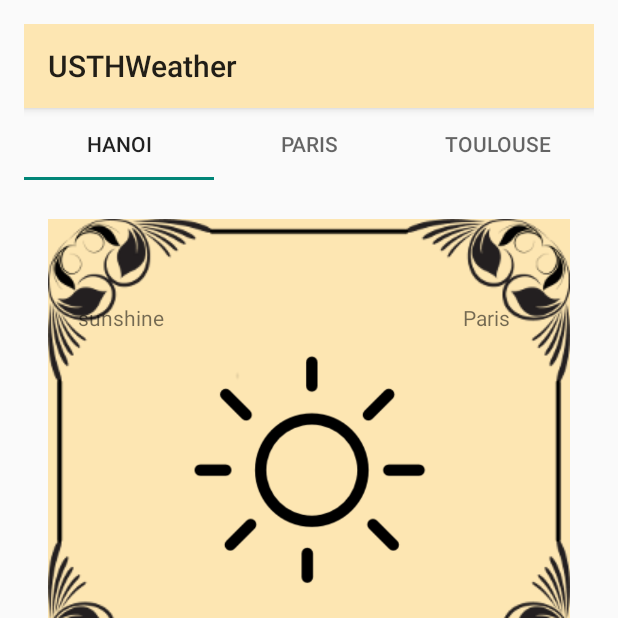
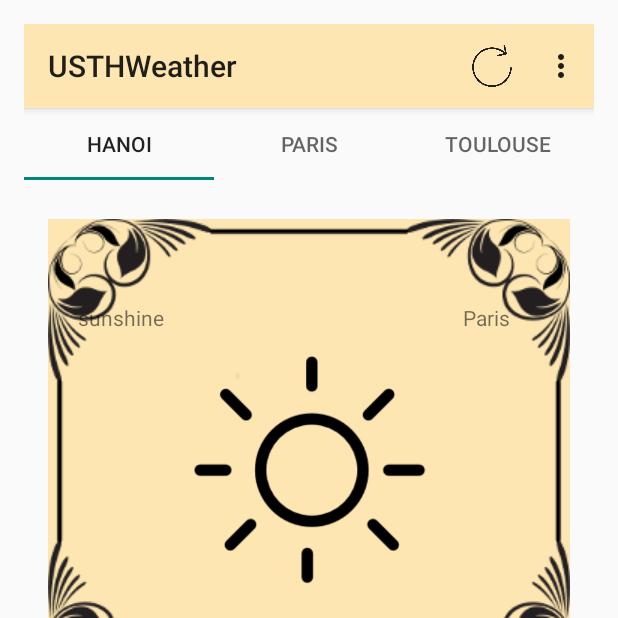
Before and after one commit to LezardValeth97/USTHWeather, an Android app: the screen it shows after launch (WeatherActivity), on a phone screen of 412 x 824 dp, the top half of it. Run offline under Robolectric (Android 15) with nearby library versions, the phone set to English and light mode, and no system bars.

Commit message:
fixing lots of bugs!!!

```diff
--- a/app/src/main/AndroidManifest.xml
+++ b/app/src/main/AndroidManifest.xml
@@ -3,7 +3,8 @@
     xmlns:tools="http://schemas.android.com/tools">
 
     <uses-permission android:name="android.permission.INTERNET" />
-    <uses-permission android:name="android.permission.READ_EXTERNAL_STORAGE" />
+    <uses-permission android:name="android.permission.READ_EXTERNAL_STORAGE"
+        android:maxSdkVersion="32" />
 
     <application
         android:allowBackup="true"
--- a/app/src/main/res/layout/fragment_weather.xml
+++ b/app/src/main/res/layout/fragment_weather.xml
@@ -12,7 +12,8 @@
         android:layout_height="match_parent"
         android:layout_centerInParent="true"
         android:scaleType="fitXY"
-        android:src="@drawable/frame"/>
+        android:src="@drawable/frame"
+        tools:ignore="ContentDescription"/>
 
 
     <ImageView
--- /dev/null
+++ b/app/src/main/res/menu/menu_weather.xml
@@ -0,0 +1,13 @@
+<?xml version="1.0" encoding="utf-8"?>
+<menu xmlns:android="http://schemas.android.com/apk/res/android"
+    xmlns:app="http://schemas.android.com/apk/res-auto">
+    <item
+        android:id="@+id/action_refresh"
+        android:icon="@drawable/refresh"
+        android:title="@string/action_refresh"
+        app:showAsAction="ifRoom"/>
+    <item android:id="@+id/action_settings"
+        android:title="@string/action_settings"
+        app:showAsAction="never"/>
+
+</menu>
```
Also changed, not shown: app/src/main/java/vn/edu/usth/usthweather/PrefActivity.java (added, +9 -0 lines), app/src/main/java/vn/edu/usth/usthweather/WeatherActivity.java (+29 -0 lines), 2 other files.
